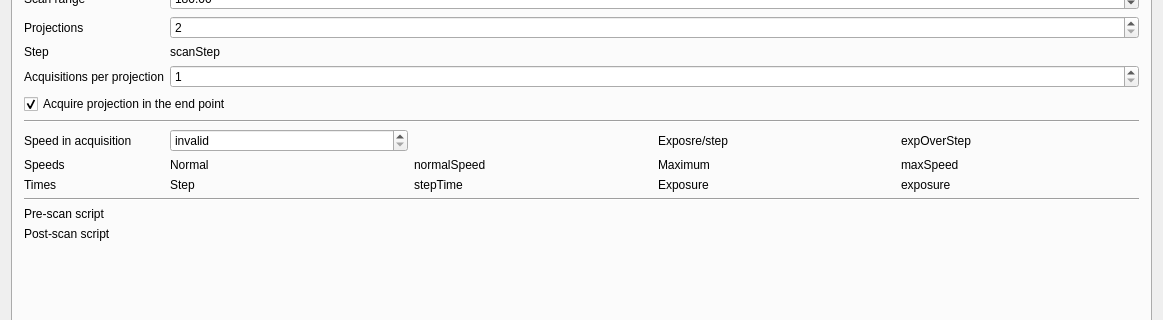
This is ctgui_mainwindow.ui in AustralianSynchrotron/ctgui as Qt 5 draws it before an edit; both pictures show x 0 to 1163 and y 98 to 418 of the 1163 by 846 pixel window. The edited form follows.
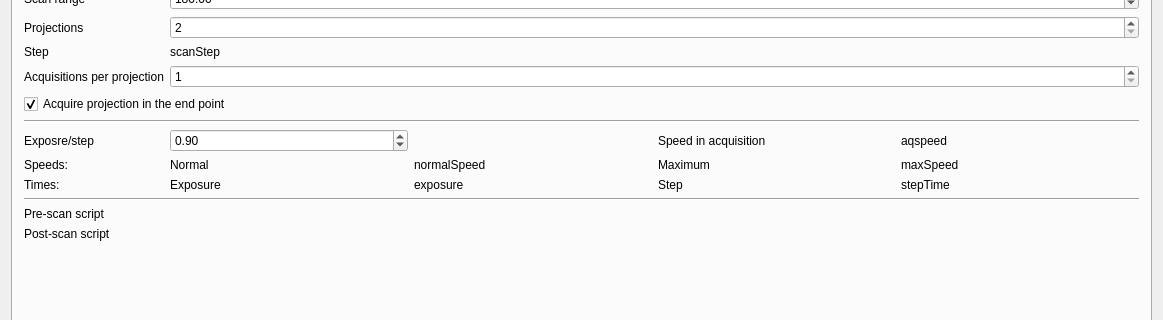
This is the edited form. The open tabs and pages were chosen to show the change. Icons and pictures are not drawn. Custom widgets are drawn as their Qt base class.

```diff
--- a/ctgui_mainwindow.ui
+++ b/ctgui_mainwindow.ui
@@ -661,7 +661,7 @@
         <item row="8" column="4">
          <widget class="QVariantLabel" name="expOverStep">
           <property name="text">
-           <string>expOverStep</string>
+           <string>aqspeed</string>
           </property>
          </widget>
         </item>
@@ -682,13 +682,6 @@
           </property>
          </widget>
         </item>
-        <item row="10" column="3">
-         <widget class="QLabel" name="exposureInfoLabel">
-          <property name="text">
-           <string>Exposure</string>
-          </property>
-         </widget>
-        </item>
         <item row="7" column="0" colspan="5">
          <widget class="Line" name="speedsLine">
           <property name="orientation">
@@ -696,13 +689,6 @@
           </property>
          </widget>
         </item>
-        <item row="10" column="2">
-         <widget class="QVariantLabel" name="stepTime">
-          <property name="text">
-           <string>stepTime</string>
-          </property>
-         </widget>
-        </item>
         <item row="9" column="3">
          <widget class="QLabel" name="maximumSpeedLabel">
           <property name="text">
@@ -723,13 +709,6 @@
           </property>
          </widget>
         </item>
-        <item row="8" column="3">
-         <widget class="QLabel" name="expOverStepLabel">
-          <property name="text">
-           <string>Exposre/step</string>
-          </property>
-         </widget>
-        </item>
         <item row="1" column="1" colspan="4">
          <widget class="QVariantLabel" name="scanCurrent">
           <property name="text">
@@ -737,13 +716,6 @@
           </property>
          </widget>
         </item>
-        <item row="10" column="1">
-         <widget class="QLabel" name="stepTimeLabel">
-          <property name="text">
-           <string>Step</string>
-          </property>
-         </widget>
-        </item>
         <item row="9" column="1">
          <widget class="QLabel" name="normalSpeedLabel">
           <property name="text">
@@ -788,17 +760,10 @@
           </property>
          </spacer>
         </item>
-        <item row="10" column="4">
-         <widget class="QVariantLabel" name="exposureInfo">
-          <property name="text">
-           <string>exposure</string>
-          </property>
-         </widget>
-        </item>
         <item row="9" column="0">
          <widget class="QLabel" name="speedsLabel">
           <property name="text">
-           <string>Speeds</string>
+           <string>Speeds:</string>
           </property>
          </widget>
         </item>
@@ -817,7 +782,7 @@
         <item row="10" column="0">
          <widget class="QLabel" name="timesLabel">
           <property name="text">
-           <string>Times</string>
+           <string>Times:</string>
           </property>
          </widget>
         </item>
@@ -832,8 +797,20 @@
           <property name="specialValueText">
            <string>invalid</string>
           </property>
+          <property name="decimals">
+           <number>2</number>
+          </property>
           <property name="minimum">
-           <double>0.000000000000000</double>
+           <double>0.010000000000000</double>
+          </property>
+          <property name="maximum">
+           <double>0.990000000000000</double>
+          </property>
+          <property name="singleStep">
+           <double>0.010000000000000</double>
+          </property>
+          <property name="value">
+           <double>0.900000000000000</double>
           </property>
          </widget>
         </item>
@@ -844,13 +821,6 @@
           </property>
          </widget>
         </item>
-        <item row="8" column="0">
-         <widget class="QLabel" name="rotSpeedLabel">
-          <property name="text">
-           <string>Speed in acquisition</string>
-          </property>
-         </widget>
-        </item>
         <item row="2" column="1" colspan="4">
          <widget class="QMDoubleSpinBox" name="scanRange">
           <property name="toolTip">
@@ -898,6 +868,48 @@
           </property>
          </widget>
         </item>
+        <item row="8" column="3">
+         <widget class="QLabel" name="rotSpeedLabel">
+          <property name="text">
+           <string>Speed in acquisition</string>
+          </property>
+         </widget>
+        </item>
+        <item row="8" column="0">
+         <widget class="QLabel" name="expOverStepLabel">
+          <property name="text">
+           <string>Exposre/step</string>
+          </property>
+         </widget>
+        </item>
+        <item row="10" column="1">
+         <widget class="QLabel" name="exposureInfoLabel">
+          <property name="text">
+           <string>Exposure</string>
+          </property>
+         </widget>
+        </item>
+        <item row="10" column="2">
+         <widget class="QVariantLabel" name="exposureInfo">
+          <property name="text">
+           <string>exposure</string>
+          </property>
+         </widget>
+        </item>
+        <item row="10" column="4">
+         <widget class="QVariantLabel" name="stepTime">
+          <property name="text">
+           <string>stepTime</string>
+          </property>
+         </widget>
+        </item>
+        <item row="10" column="3">
+         <widget class="QLabel" name="stepTimeLabel">
+          <property name="text">
+           <string>Step</string>
+          </property>
+         </widget>
+        </item>
        </layout>
       </widget>
       <widget class="QWidget" name="tabFF">
```
Left out of the diff: 7 changed lines with no effect on the pictures.
